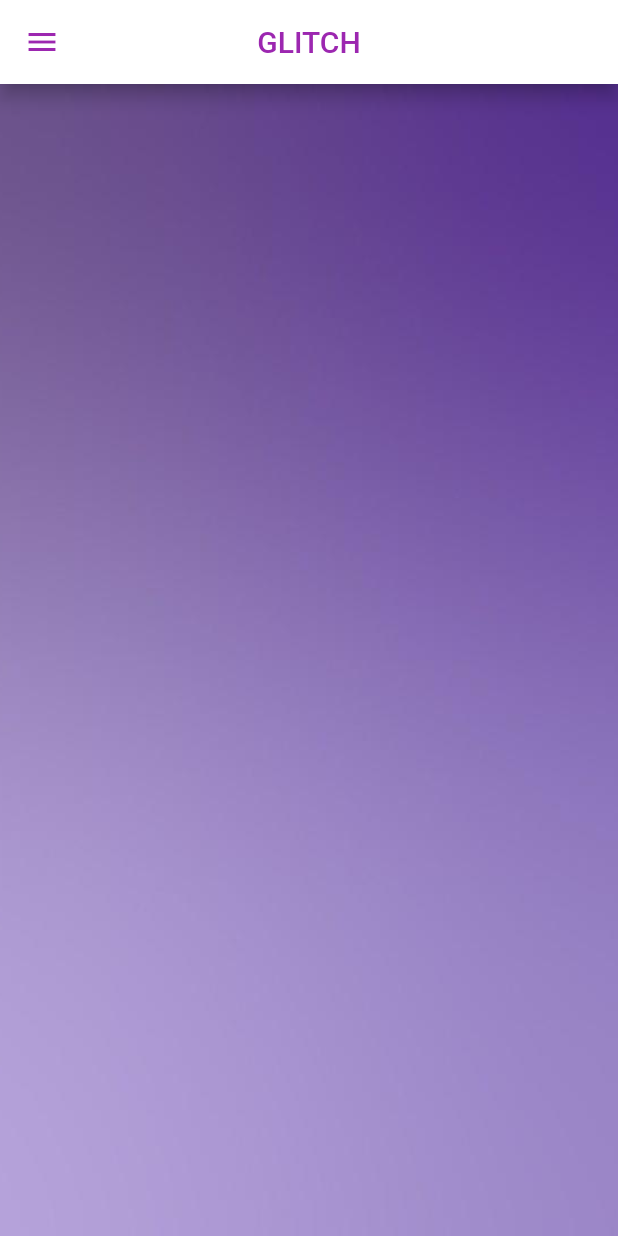
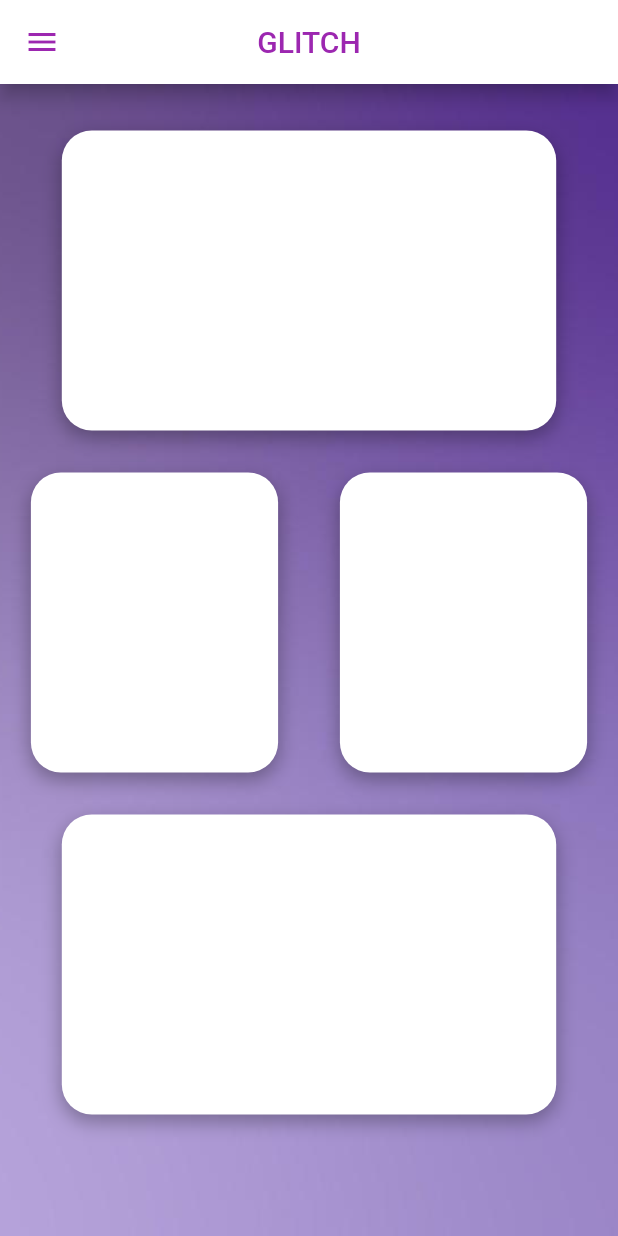
Before and after one commit to rudranil723/glitch, a Flutter app: the MainScreen screen opened directly, on a phone screen of 412 x 824 dp. Run offline on Flutter 3.47's test engine with Material 2 defaults, Android fonts, the phone set to English and light mode, and no system bars; Roboto replaces fonts that are missing (SF Pro).

Commit message:
containers for the main screen is ready

```diff
--- a/lib/screens/mainscreen.dart
+++ b/lib/screens/mainscreen.dart
@@ -12,7 +12,6 @@ class MainScreen extends StatelessWidget {
           'GLITCH',
           style: TextStyle(
             color: Colors.purple,
-            fontFamily: 'SF Pro',
           ),
         ),
         leading: Padding(
@@ -36,27 +35,25 @@ class MainScreen extends StatelessWidget {
           child: ListView(
             padding: EdgeInsets.zero,
             children: <Widget>[
-              Container(
+              DrawerHeader(
+                decoration: BoxDecoration(
                   color: Colors.purple,
-                padding: EdgeInsets.symmetric(vertical: 20.0),
+                ),
                 child: Column(
-                  children: <Widget>[
-                    Container(
-                      decoration: BoxDecoration(
-                        shape: BoxShape.circle,
-                        boxShadow: [
-                          BoxShadow(
-                            color: Colors.black.withOpacity(0.3),
-                            blurRadius: 5.0,
-                            offset: Offset(0, 3),
-                          ),
-                        ],
-                      ),
-                      child: CircleAvatar(
-                        radius: 50.0,
+                  mainAxisAlignment: MainAxisAlignment.center,
+                  children: [
+                    CircleAvatar(
                       backgroundImage: AssetImage('assets/images/kid.jpg'),
+                      radius: 40.0,
                       backgroundColor: Colors.white,
-                      ),
+                      // Add shadow to the image circle
+                      // shadows: [
+                      //   BoxShadow(
+                      //     color: Colors.black.withOpacity(0.3),
+                      //     blurRadius: 5.0,
+                      //     offset: Offset(0, 3),
+                      //   ),
+                      // ],
                     ),
                     SizedBox(height: 10.0),
                     Text(
@@ -65,11 +62,12 @@ class MainScreen extends StatelessWidget {
                         color: Colors.white,
                         fontSize: 24,
                         fontFamily: 'SF Pro',
+                        // Add shadow to the text
                         shadows: [
-                          Shadow(
-                            color: Colors.black.withOpacity(0.5),
+                          BoxShadow(
+                            color: Colors.black.withOpacity(0.3),
+                            blurRadius: 5.0,
                             offset: Offset(0, 3),
-                            blurRadius: 6,
                           ),
                         ],
                       ),
@@ -78,69 +76,36 @@ class MainScreen extends StatelessWidget {
                 ),
               ),
               ListTile(
-                title: Text(
-                  'Home',
-                  style: TextStyle(
-                    fontFamily: 'SF Pro',
-                  ),
-                ),
+                title: Text('Home'),
                 onTap: () {
                   Navigator.pop(context);
                   // Add your logic for navigating to the Home screen here
                 },
               ),
               ListTile(
-                title: Text(
-                  "Doctor's Report",
-                  style: TextStyle(
-                    fontFamily: 'SF Pro',
-                  ),
-                ),
+                title: Text("Doctor's Report"),
                 onTap: () {
                   Navigator.pop(context);
                   // Add your logic for navigating to the Doctor's Report screen here
                 },
               ),
               ListTile(
-                title: Text(
-                  'Games',
-                  style: TextStyle(
-                    fontFamily: 'SF Pro',
-                  ),
-                ),
+                title: Text('Games'),
                 onTap: () {
                   Navigator.pop(context);
                   // Add your logic for navigating to the Games screen here
                 },
               ),
               ListTile(
-                title: Text(
-                  'Roadmap',
-                  style: TextStyle(
-                    fontFamily: 'SF Pro',
-                  ),
-                ),
+                title: Text('Roadmap'),
                 onTap: () {
                   Navigator.pop(context);
                   // Add your logic for navigating to the Roadmap screen here
                 },
               ),
               Divider(),
-              Expanded(
-                child: Align(
-                  alignment: Alignment.bottomCenter,
-                  child: Container(
-                    margin: EdgeInsets.all(20.0),
-                    decoration: BoxDecoration(
-                      borderRadius: BorderRadius.circular(32.0),
-                      boxShadow: [
-                        BoxShadow(
-                          color: Colors.black.withOpacity(0.3),
-                          blurRadius: 5.0,
-                          offset: Offset(0, 3),
-                        ),
-                      ],
-                    ),
+              // Centered Log Out Button
+              Center(
                 child: ElevatedButton(
                   onPressed: () {
                     // Add your logout logic here
@@ -161,9 +126,8 @@ class MainScreen extends StatelessWidget {
                   child: Text(
                     'Log Out',
                     style: TextStyle(
+                      fontSize: 16.0,
                       fontFamily: 'SF Pro',
-                        ),
-                      ),
                     ),
                   ),
                 ),
@@ -181,7 +145,88 @@ class MainScreen extends StatelessWidget {
             width: double.infinity,
             height: double.infinity,
           ),
-          // Your content goes here
+          // Three Rows of Boxes
+          Column(
+            children: <Widget>[
+              // First Row: Box 1 with Gap
+              Padding(
+                padding: EdgeInsets.only(top: 15.0),
+                child: Container(
+                  margin: EdgeInsets.all(16.0),
+                  decoration: BoxDecoration(
+                    color: Colors.white,
+                    borderRadius: BorderRadius.circular(20.0),
+                    boxShadow: [
+                      BoxShadow(
+                        color: Colors.black.withOpacity(0.3),
+                        blurRadius: 10.0,
+                        offset: Offset(0, 5),
+                      ),
+                    ],
+                  ),
+                  height: 200.0,
+                  width: MediaQuery.of(context).size.width *
+                      0.8, // Adjust width as needed
+                ),
+              ),
+              // Second Row: Box 2 and Box 3
+              Row(
+                mainAxisAlignment: MainAxisAlignment.spaceAround,
+                children: <Widget>[
+                  Container(
+                    margin: EdgeInsets.all(12.0),
+                    decoration: BoxDecoration(
+                      color: Colors.white,
+                      borderRadius: BorderRadius.circular(20.0),
+                      boxShadow: [
+                        BoxShadow(
+                          color: Colors.black.withOpacity(0.3),
+                          blurRadius: 10.0,
+                          offset: Offset(0, 5),
+                        ),
+                      ],
+                    ),
+                    height: 200.0,
+                    width: MediaQuery.of(context).size.width * 0.4,
+                  ),
+                  Container(
+                    margin: EdgeInsets.all(12.0),
+                    decoration: BoxDecoration(
+                      color: Colors.white,
+                      borderRadius: BorderRadius.circular(20.0),
+                      boxShadow: [
+                        BoxShadow(
+                          color: Colors.black.withOpacity(0.3),
+                          blurRadius: 10.0,
+                          offset: Offset(0, 5),
+                        ),
+                      ],
+                    ),
+                    height: 200.0,
+                    width: MediaQuery.of(context).size.width * 0.4,
+                  ),
+                ],
+              ),
+              // Third Row: Box 4
+              Container(
+                margin: EdgeInsets.all(16.0),
+                decoration: BoxDecoration(
+                  color: Colors.white,
+                  borderRadius: BorderRadius.circular(20.0),
+                  boxShadow: [
+                    BoxShadow(
+                      color: Colors.black.withOpacity(0.3),
+                      blurRadius: 10.0,
+                      offset: Offset(0, 5),
+                    ),
+                  ],
+                ),
+                height: 200.0,
+                width: MediaQuery.of(context).size.width *
+                    0.8, // Adjust width as needed
+              ),
+            ],
+          ),
         ],
       ),
     );
```
Lines whose indentation alone changed are shown as unchanged.
